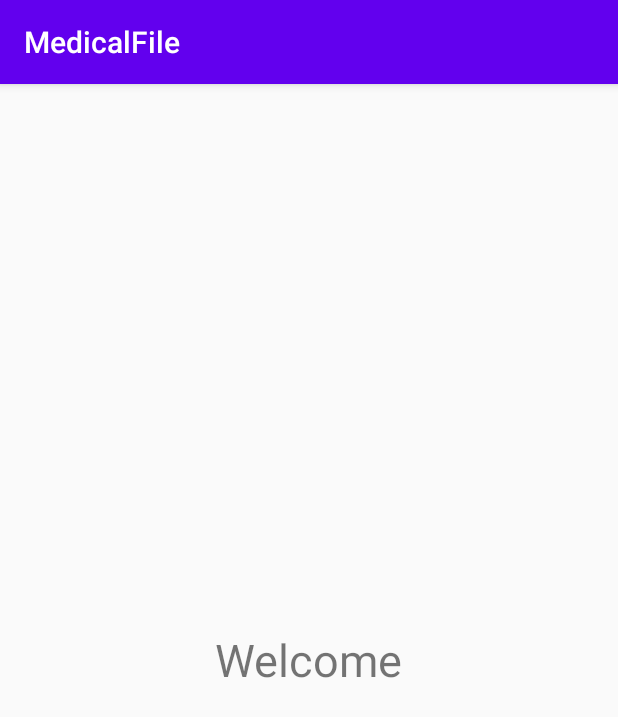
After one commit to DinuGarbuz/AndroidProiect, an Android app: the HomeActivity screen opened directly, with no data from a screen before it, on a phone screen of 412 x 824 dp. The commit adds this screen. Shown: the top 717 px of the screen. Run offline under Robolectric (Android 15) with nearby library versions, the phone set to English and light mode, and no system bars.

```diff
--- a/app/src/main/AndroidManifest.xml
+++ b/app/src/main/AndroidManifest.xml
@@ -9,7 +9,8 @@
         android:roundIcon="@mipmap/ic_launcher_round"
         android:supportsRtl="true"
         android:theme="@style/AppTheme">
-        <activity android:name=".RegisterActivity"></activity>
+        <activity android:name=".HomeActivity"></activity>
+        <activity android:name=".RegisterActivity" />
         <activity android:name=".MainActivity">
             <intent-filter>
                 <action android:name="android.intent.action.MAIN" />
--- /dev/null
+++ b/app/src/main/java/com/example/medicalfile/HomeActivity.java
@@ -0,0 +1,14 @@
+package com.example.medicalfile;
+
+import androidx.appcompat.app.AppCompatActivity;
+
+import android.os.Bundle;
+
+public class HomeActivity extends AppCompatActivity {
+
+    @Override
+    protected void onCreate(Bundle savedInstanceState) {
+        super.onCreate(savedInstanceState);
+        setContentView(R.layout.activity_home);
+    }
+}
--- /dev/null
+++ b/app/src/main/res/layout/activity_home.xml
@@ -0,0 +1,18 @@
+<?xml version="1.0" encoding="utf-8"?>
+<LinearLayout xmlns:android="http://schemas.android.com/apk/res/android"
+    xmlns:app="http://schemas.android.com/apk/res-auto"
+    xmlns:tools="http://schemas.android.com/tools"
+    android:layout_width="match_parent"
+    android:layout_height="match_parent"
+    tools:context=".HomeActivity"
+    android:gravity="center">
+
+    <TextView
+        android:id="@+id/textView"
+        android:layout_width="wrap_content"
+        android:layout_height="wrap_content"
+        android:text="Welcome"
+        android:textSize="30dp"
+        tools:layout_editor_absoluteX="204dp"
+        tools:layout_editor_absoluteY="271dp" />
+</LinearLayout>
--- a/app/src/main/res/layout/activity_register.xml
+++ b/app/src/main/res/layout/activity_register.xml
@@ -44,7 +44,7 @@
         android:layout_width="120dp"
         android:layout_height="40dp"
         android:layout_marginTop="20dp"
-        android:text="@string/login"/>
+        android:text="@string/register"/>
 
     <LinearLayout
         android:layout_width="wrap_content"
--- a/app/src/main/res/values/strings.xml
+++ b/app/src/main/res/values/strings.xml
@@ -6,5 +6,6 @@
     <string name="not_registered">Not Registered?</string>
     <string name="confirm_password">Confirm Password</string>
     <string name="already_registered">Already Registered?</string>
+    <string name="register">register</string>
 
 </resources>
```
Also changed, not shown: app/src/main/java/com/example/medicalfile/LoginActivity.java (+22 -0 lines), app/src/main/java/com/example/medicalfile/RegisterActivity.java (+34 -2 lines).
